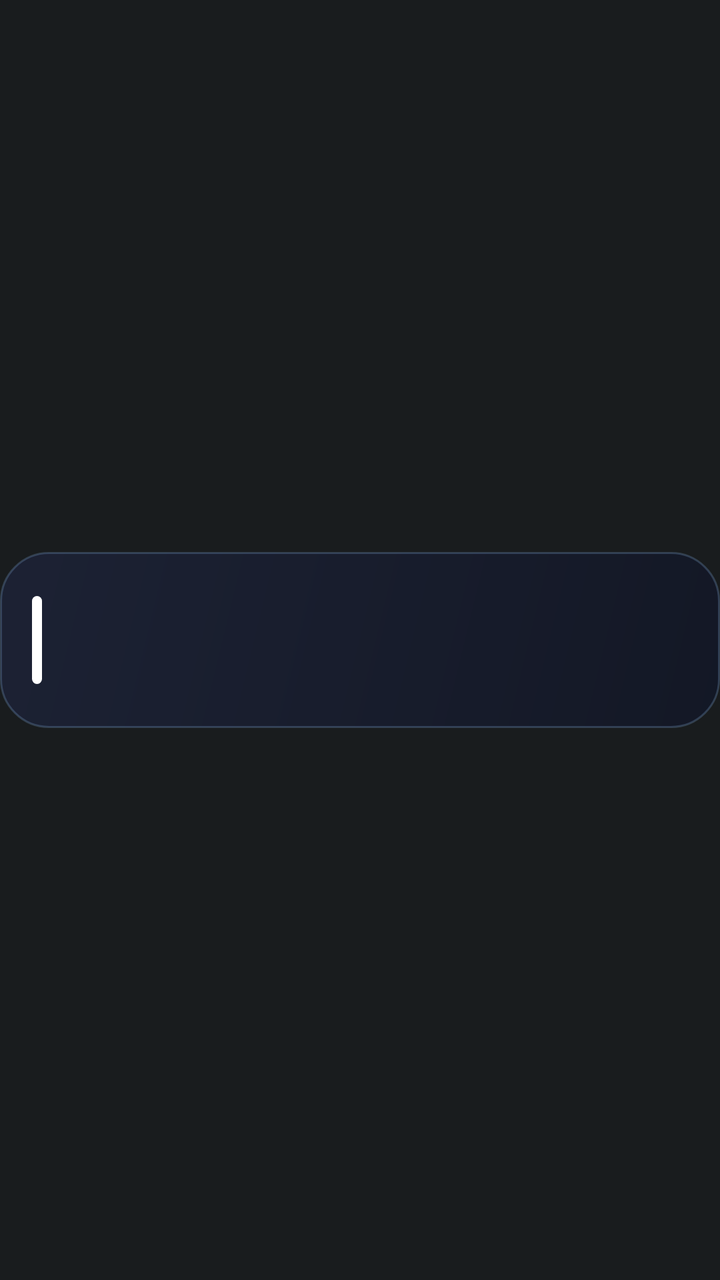
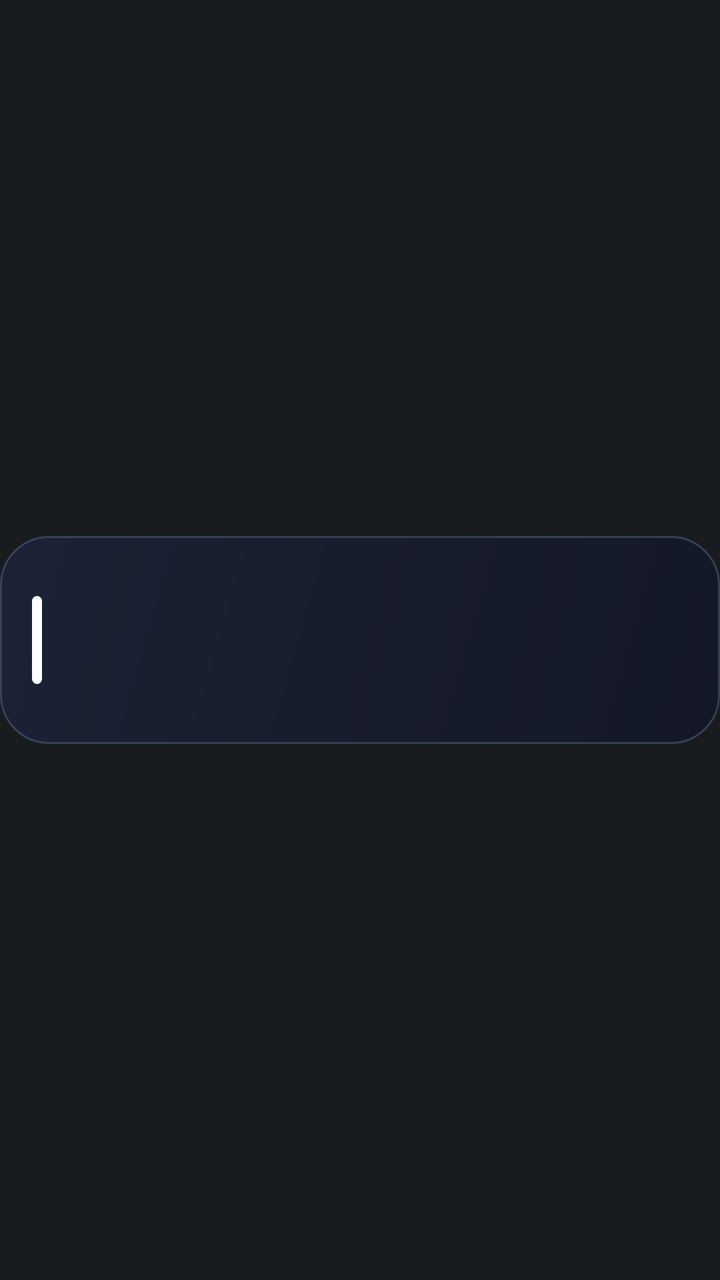

Two renders of the same Android screen: before a commit and after it. Below are the layout's source before the change and the commit's diff.
<!-- AndroidManifest.xml: application theme Theme.AtAGlancePlus -->
<!-- res/layout/card_calendar.xml -->
<?xml version="1.0" encoding="utf-8"?>
<FrameLayout xmlns:android="http://schemas.android.com/apk/res/android"
    android:id="@+id/card_root"
    style="@style/AagCardRoot">

    <LinearLayout
        android:id="@+id/card_body"
        style="@style/AagCardBody"
        android:background="@drawable/card_bg_calendar"
        android:gravity="center_vertical"
        android:orientation="horizontal">

        <ImageView
            android:id="@+id/calendar_bar"
            android:layout_width="5dp"
            android:layout_height="44dp"
            android:contentDescription="@null"
            android:src="@drawable/calendar_bar" />

        <LinearLayout
            android:layout_width="0dp"
            android:layout_height="wrap_content"
            android:layout_marginStart="10dp"
            android:layout_weight="1"
            android:orientation="vertical">

            <TextView
                android:id="@+id/calendar_title"
                style="@style/AagText.Title"
                android:layout_width="match_parent"
                android:layout_height="wrap_content" />

            <TextView
                android:id="@+id/calendar_detail"
                style="@style/AagText.Detail"
                android:layout_width="match_parent"
                android:layout_height="wrap_content"
                android:textColor="#FFCBD5E1" />
        </LinearLayout>

        <LinearLayout
            android:id="@+id/complications"
            android:layout_width="84dp"
            android:layout_height="match_parent"
            android:layout_marginStart="8dp"
            android:gravity="center_vertical"
            android:orientation="vertical"
            android:visibility="gone" />
    </LinearLayout>

    
    <ImageView
        android:id="@+id/hold_bar"
        android:layout_width="match_parent"
        android:layout_height="@dimen/card_body_height"
        android:layout_gravity="center_vertical"
        android:contentDescription="@null"
        android:duplicateParentState="true"
        android:scaleType="fitXY"
        android:src="@drawable/hold_bar_red_400" />
</FrameLayout>
<!-- resources referenced by this layout -->
<resources>
  <dimen name="card_body_height">88dp</dimen>
  <style name="AagCardRoot">
          <item name="android:layout_width">match_parent</item>
          <item name="android:layout_height">88dp</item>
          <item name="android:clipChildren">false</item>
          <item name="android:clipToPadding">false</item>
      </style>
  <style name="AagText.Detail">
          <item name="android:textSize">13sp</item>
          <item name="android:fontFamily">sans-serif</item>
          <item name="android:lineHeight">17sp</item>
          <item name="android:letterSpacing">0.0077</item>
          <item name="android:textColor">#FFD8E2F0</item>
      </style>
  <style name="AagText.Title">
          <item name="android:textSize">17sp</item>
          <item name="android:fontFamily">sans-serif-medium</item>
          <item name="android:lineHeight">21sp</item>
      </style>
  <!-- drawable hold_bar_red_full (drawable) -->
  <?xml version="1.0" encoding="utf-8"?>
  <vector xmlns:android="http://schemas.android.com/apk/res/android"
      android:width="380dp"
      android:height="76dp"
      android:viewportWidth="380"
      android:viewportHeight="76">
      <path
          android:name="ring"
          android:pathData="M190.0,1.25 H356 A22.75,22.75 0 0 1 378.75,24 V52 A22.75,22.75 0 0 1 356,74.75 H24 A22.75,22.75 0 0 1 1.25,52 V24 A22.75,22.75 0 0 1 24,1.25 Z"
          android:strokeColor="#FFF43F5E"
          android:strokeLineCap="round"
          android:strokeWidth="2.5"
          android:trimPathEnd="1" />
  </vector>
  <!-- drawable hold_bar_empty (drawable) -->
  <?xml version="1.0" encoding="utf-8"?>
  <vector xmlns:android="http://schemas.android.com/apk/res/android"
      android:width="380dp"
      android:height="76dp"
      android:viewportWidth="380"
      android:viewportHeight="76">
      <path
          android:name="ring"
          android:pathData="M190.0,1.25 H356 A22.75,22.75 0 0 1 378.75,24 V52 A22.75,22.75 0 0 1 356,74.75 H24 A22.75,22.75 0 0 1 1.25,52 V24 A22.75,22.75 0 0 1 24,1.25 Z"
          android:strokeColor="#00000000"
          android:strokeLineCap="round"
          android:strokeWidth="2.5"
          android:trimPathEnd="0" />
  </vector>
  <!-- drawable hold_bar_red_zero (drawable) -->
  <?xml version="1.0" encoding="utf-8"?>
  <vector xmlns:android="http://schemas.android.com/apk/res/android"
      android:width="380dp"
      android:height="76dp"
      android:viewportWidth="380"
      android:viewportHeight="76">
      <path
          android:name="ring"
          android:pathData="M190.0,1.25 H356 A22.75,22.75 0 0 1 378.75,24 V52 A22.75,22.75 0 0 1 356,74.75 H24 A22.75,22.75 0 0 1 1.25,52 V24 A22.75,22.75 0 0 1 24,1.25 Z"
          android:strokeColor="#FFF43F5E"
          android:strokeLineCap="round"
          android:strokeWidth="2.5"
          android:trimPathEnd="0" />
  </vector>
  <!-- unchanged entries left out for length: 6 -->
</resources>

<!-- the commit's change to res/layout/card_calendar.xml (unified diff, before → after) -->
@@ -10,32 +10,71 @@
         android:gravity="center_vertical"
         android:orientation="horizontal">
 
-        <ImageView
-            android:id="@+id/calendar_bar"
-            android:layout_width="5dp"
-            android:layout_height="44dp"
-            android:contentDescription="@null"
-            android:src="@drawable/calendar_bar" />
-
         <LinearLayout
             android:layout_width="0dp"
             android:layout_height="wrap_content"
-            android:layout_marginStart="10dp"
             android:layout_weight="1"
-            android:orientation="vertical">
+            android:orientation="horizontal">
 
-            <TextView
-                android:id="@+id/calendar_title"
-                style="@style/AagText.Title"
-                android:layout_width="match_parent"
-                android:layout_height="wrap_content" />
+            <ImageView
+                android:id="@+id/calendar_bar"
+                android:layout_width="5dp"
+                android:layout_height="match_parent"
+                android:contentDescription="@null"
+                android:scaleType="fitXY"
+                android:src="@drawable/calendar_bar" />
 
-            <TextView
-                android:id="@+id/calendar_detail"
-                style="@style/AagText.Detail"
-                android:layout_width="match_parent"
+            <LinearLayout
+                android:layout_width="0dp"
                 android:layout_height="wrap_content"
-                android:textColor="#FFCBD5E1" />
+                android:layout_marginStart="12dp"
+                android:layout_weight="1"
+                android:orientation="vertical"
+                android:paddingTop="2dp"
+                android:paddingBottom="2dp">
+
+                <TextView
+                    android:id="@+id/calendar_title"
+                    style="@style/AagText.Title"
+                    android:layout_width="match_parent"
+                    android:layout_height="wrap_content" />
+
+                <TextView
+                    android:id="@+id/calendar_detail"
+                    style="@style/AagText.Detail"
+                    android:layout_width="match_parent"
+                    android:layout_height="wrap_content"
+                    android:layout_marginTop="2dp"
+                    android:textColor="#FFCBD5E1" />
+
+                <LinearLayout
+                    android:id="@+id/calendar_next"
+                    android:layout_width="match_parent"
+                    android:layout_height="wrap_content"
+                    android:layout_marginTop="4dp"
+                    android:gravity="center_vertical"
+                    android:orientation="horizontal"
+                    android:visibility="gone">
+
+                    <ImageView
+                        android:id="@+id/calendar_next_icon"
+                        android:layout_width="13dp"
+                        android:layout_height="13dp"
+                        android:contentDescription="@null"
+                        android:src="@drawable/ic_comp_countdown" />
+
+                    <TextView
+                        android:id="@+id/calendar_next_text"
+                        style="@style/AagText"
+                        android:layout_width="0dp"
+                        android:layout_height="wrap_content"
+                        android:layout_marginStart="6dp"
+                        android:layout_weight="1"
+                        android:fontFamily="sans-serif-medium"
+                        android:textColor="#FF94A3B8"
+                        android:textSize="12sp" />
+                </LinearLayout>
+            </LinearLayout>
         </LinearLayout>
 
         <LinearLayout
<!-- resource entries referenced after the edit -->
@@ -1,34 +1,60 @@
 <!-- resources referenced by this layout -->
 <resources>
-  <dimen name="card_body_height">88dp</dimen>
+  <dimen name="card_body_height">104dp</dimen>
+  <!-- drawable ic_comp_countdown (drawable) -->
+  <?xml version="1.0" encoding="utf-8"?>
+  <vector xmlns:android="http://schemas.android.com/apk/res/android"
+      android:width="16dp"
+      android:height="16dp"
+      android:viewportWidth="24"
+      android:viewportHeight="24">
+      <path android:pathData="M5,4h14a2,2 0 0 1 2,2v14a2,2 0 0 1 -2,2h-14a2,2 0 0 1 -2,-2v-14a2,2 0 0 1 2,-2z"
+          android:fillColor="#00000000"
+          android:strokeColor="#FFFFFFFF"
+          android:strokeWidth="2"
+          android:strokeLineCap="round"
+          android:strokeLineJoin="round" />
+      <path android:pathData="M3,10L21,10"
+          android:fillColor="#00000000"
+          android:strokeColor="#FFFFFFFF"
+          android:strokeWidth="2"
+          android:strokeLineCap="round"
+          android:strokeLineJoin="round" />
+  </vector>
   <style name="AagCardRoot">
           <item name="android:layout_width">match_parent</item>
-          <item name="android:layout_height">88dp</item>
+          <item name="android:layout_height">@dimen/card_body_height</item>
           <item name="android:clipChildren">false</item>
           <item name="android:clipToPadding">false</item>
       </style>
+  <style name="AagText">
+          <item name="android:includeFontPadding">false</item>
+          <item name="android:singleLine">true</item>
+          <item name="android:ellipsize">end</item>
+          <item name="android:textColor">#FFFFFFFF</item>
+      </style>
   <style name="AagText.Detail">
-          <item name="android:textSize">13sp</item>
+          <item name="android:textSize">13.5sp</item>
           <item name="android:fontFamily">sans-serif</item>
-          <item name="android:lineHeight">17sp</item>
+          <item name="android:lineHeight">18sp</item>
           <item name="android:letterSpacing">0.0077</item>
           <item name="android:textColor">#FFD8E2F0</item>
       </style>
   <style name="AagText.Title">
-          <item name="android:textSize">17sp</item>
+          <item name="android:textSize">18.5sp</item>
           <item name="android:fontFamily">sans-serif-medium</item>
-          <item name="android:lineHeight">21sp</item>
+          <item name="android:lineHeight">23sp</item>
       </style>
   <!-- drawable hold_bar_red_full (drawable) -->
   <?xml version="1.0" encoding="utf-8"?>
   <vector xmlns:android="http://schemas.android.com/apk/res/android"
-      android:width="380dp"
-      android:height="76dp"
-      android:viewportWidth="380"
-      android:viewportHeight="76">
+      android:width="420dp"
+      android:height="104dp"
+      android:viewportWidth="420"
+      android:viewportHeight="104">
       <path
           android:name="ring"
-          android:pathData="M190.0,1.25 H356 A22.75,22.75 0 0 1 378.75,24 V52 A22.75,22.75 0 0 1 356,74.75 H24 A22.75,22.75 0 0 1 1.25,52 V24 A22.75,22.75 0 0 1 24,1.25 Z"
+          android:pathData="M210.0,1.25 H396 A22.75,22.75 0 0 1 418.75,24 V80 A22.75,22.75 0 0 1 396,102.75 H24 A22.75,22.75 0 0 1 1.25,80 V24 A22.75,22.75 0 0 1 24,1.25 Z"
           android:strokeColor="#FFF43F5E"
           android:strokeLineCap="round"
           android:strokeWidth="2.5"
@@ -37,13 +63,13 @@
   <!-- drawable hold_bar_empty (drawable) -->
   <?xml version="1.0" encoding="utf-8"?>
   <vector xmlns:android="http://schemas.android.com/apk/res/android"
-      android:width="380dp"
-      android:height="76dp"
-      android:viewportWidth="380"
-      android:viewportHeight="76">
+      android:width="420dp"
+      android:height="104dp"
+      android:viewportWidth="420"
+      android:viewportHeight="104">
       <path
           android:name="ring"
-          android:pathData="M190.0,1.25 H356 A22.75,22.75 0 0 1 378.75,24 V52 A22.75,22.75 0 0 1 356,74.75 H24 A22.75,22.75 0 0 1 1.25,52 V24 A22.75,22.75 0 0 1 24,1.25 Z"
+          android:pathData="M210.0,1.25 H396 A22.75,22.75 0 0 1 418.75,24 V80 A22.75,22.75 0 0 1 396,102.75 H24 A22.75,22.75 0 0 1 1.25,80 V24 A22.75,22.75 0 0 1 24,1.25 Z"
           android:strokeColor="#00000000"
           android:strokeLineCap="round"
           android:strokeWidth="2.5"
@@ -52,13 +78,13 @@
   <!-- drawable hold_bar_red_zero (drawable) -->
   <?xml version="1.0" encoding="utf-8"?>
   <vector xmlns:android="http://schemas.android.com/apk/res/android"
-      android:width="380dp"
-      android:height="76dp"
-      android:viewportWidth="380"
-      android:viewportHeight="76">
+      android:width="420dp"
+      android:height="104dp"
+      android:viewportWidth="420"
+      android:viewportHeight="104">
       <path
           android:name="ring"
-          android:pathData="M190.0,1.25 H356 A22.75,22.75 0 0 1 378.75,24 V52 A22.75,22.75 0 0 1 356,74.75 H24 A22.75,22.75 0 0 1 1.25,52 V24 A22.75,22.75 0 0 1 24,1.25 Z"
+          android:pathData="M210.0,1.25 H396 A22.75,22.75 0 0 1 418.75,24 V80 A22.75,22.75 0 0 1 396,102.75 H24 A22.75,22.75 0 0 1 1.25,80 V24 A22.75,22.75 0 0 1 24,1.25 Z"
           android:strokeColor="#FFF43F5E"
           android:strokeLineCap="round"
           android:strokeWidth="2.5"
